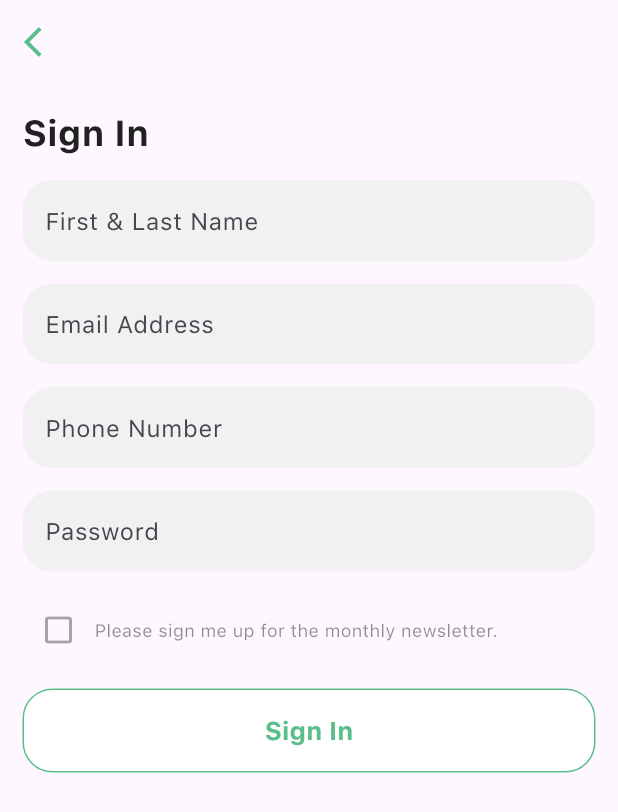
After one commit to IbrahimRanjous/book_store, a Flutter app: the SignUpView screen opened by its route, on a phone screen of 412 x 824 dp. The commit adds this screen. Shown: the top 812 px of the screen. Run offline on Flutter 3.47's test engine with Material 3 defaults, Android fonts, the phone set to English and light mode, and no system bars; our stand-ins replace go_router; project files that could hold a hidden picture were left out.

Commit message:
sign up view body done

```diff
--- a/lib/Features/Presentation/sign in/up/presentation/views/sign_up_view.dart
+++ b/lib/Features/Presentation/sign in/up/presentation/views/sign_up_view.dart
@@ -1,3 +1,4 @@
+import 'package:book_store/Features/Presentation/sign%20in/up/presentation/views/widgets/sign_up_view_body.dart';
 import 'package:book_store/core/utils/color_extenstion.dart';
 import 'package:flutter/material.dart';
 import 'package:go_router/go_router.dart';
@@ -17,6 +18,7 @@ class SignUpView extends StatelessWidget {
           ),
         ),
       ),
+      body: const SignUpViewBody(),
     );
     ;
   }
--- a/lib/Features/Presentation/sign in/up/presentation/views/widgets/custom_elevated_button.dart
+++ b/lib/Features/Presentation/sign in/up/presentation/views/widgets/custom_elevated_button.dart
@@ -18,7 +18,7 @@ class CustomElevatedButton extends StatelessWidget {
         shadowColor:
             WidgetStateProperty.resolveWith((states) => TColor.primary),
         minimumSize: WidgetStateProperty.resolveWith(
-            (states) => const Size(double.maxFinite, 50)),
+            (states) => const Size(double.maxFinite, 56)),
         shape: WidgetStateProperty.resolveWith(
           (states) => RoundedRectangleBorder(
             borderRadius: BorderRadius.circular(20),
--- /dev/null
+++ b/lib/Features/Presentation/sign in/up/presentation/views/widgets/sign_up_view_body.dart
@@ -0,0 +1,102 @@
+import 'package:book_store/Features/Presentation/sign%20in/up/presentation/views/widgets/custom_elevated_button.dart';
+import 'package:book_store/Features/Presentation/sign%20in/up/presentation/views/widgets/custom_text_field.dart';
+import 'package:book_store/core/utils/color_extenstion.dart';
+import 'package:book_store/core/utils/styles.dart';
+import 'package:flutter/material.dart';
+
+class SignUpViewBody extends StatefulWidget {
+  const SignUpViewBody({super.key});
+
+  @override
+  State<SignUpViewBody> createState() => _SignUpViewBodyState();
+}
+
+class _SignUpViewBodyState extends State<SignUpViewBody> {
+  TextEditingController name = TextEditingController();
+  TextEditingController email = TextEditingController();
+  TextEditingController phonenumber = TextEditingController();
+  TextEditingController password = TextEditingController();
+  bool isStayLoggedIn = false;
+
+  @override
+  Widget build(BuildContext context) {
+    return SingleChildScrollView(
+      child: Container(
+        padding: const EdgeInsets.all(15),
+        child: Column(
+          crossAxisAlignment: CrossAxisAlignment.start,
+          children: [
+            Text(
+              'Sign In',
+              style: Styles.TextStyle24.copyWith(color: TColor.text),
+            ),
+            const SizedBox(
+              height: 15,
+            ),
+            customTextFiled(
+              controller: name,
+              hintText: 'First & Last Name',
+              keyboardType: TextInputType.name,
+            ),
+            const SizedBox(
+              height: 15,
+            ),
+            customTextFiled(
+              controller: email,
+              hintText: 'Email Address',
+              keyboardType: TextInputType.emailAddress,
+            ),
+            const SizedBox(
+              height: 15,
+            ),
+            customTextFiled(
+              controller: phonenumber,
+              hintText: 'Phone Number',
+              keyboardType: TextInputType.phone,
+            ),
+            const SizedBox(
+              height: 15,
+            ),
+            customTextFiled(
+              controller: password,
+              hintText: 'Password',
+              keyboardType: TextInputType.visiblePassword,
+              obscureText: true,
+            ),
+            const SizedBox(
+              height: 15,
+            ),
+            Row(
+              children: [
+                IconButton(
+                  onPressed: () {
+                    setState(() {
+                      isStayLoggedIn = !isStayLoggedIn;
+                    });
+                  },
+                  icon: Icon(
+                    isStayLoggedIn
+                        ? Icons.check_box
+                        : Icons.check_box_outline_blank,
+                    color: isStayLoggedIn ? TColor.primary : TColor.subTitle,
+                  ),
+                ),
+                Text('Please sign me up for the monthly newsletter.',
+                    style: Styles.TextStyle12.copyWith(
+                      color: TColor.subTitle.withOpacity(.5),
+                    )),
+              ],
+            ),
+            const SizedBox(
+              height: 15,
+            ),
+            CustomElevatedButton(
+              onPressed: () {},
+              title: 'Sign In',
+            ),
+          ],
+        ),
+      ),
+    );
+  }
+}
```
